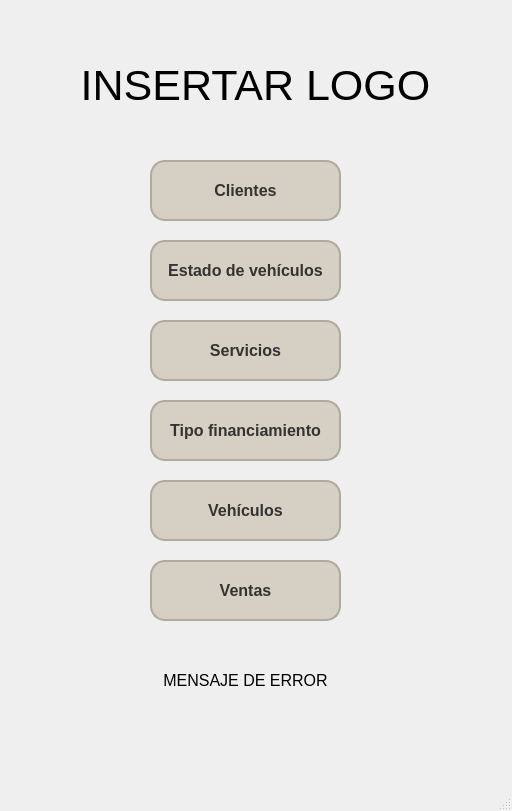
This is src/gui/inicio.ui in GabrielTrejo1/Prueba as Qt 5 draws it before an edit. The edited form follows.
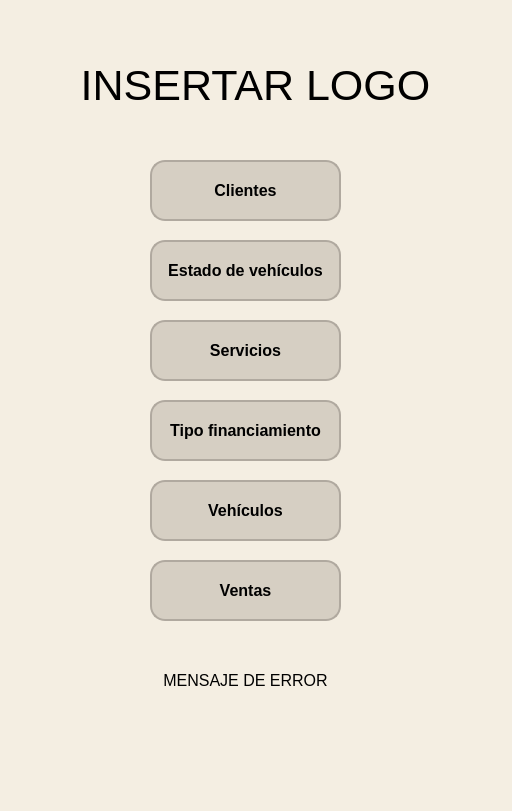
This is the edited form.

Commit message: Alternativas GUI Cliente_2 y Inicio_2

Patch:
```diff
--- a/src/gui/inicio.ui
+++ b/src/gui/inicio.ui
@@ -14,37 +14,11 @@
    <string>Inicio</string>
   </property>
   <property name="styleSheet">
-   <string notr="true">
-    background-color: #f4eee2; /* Color de fondo de la ventana principal */
-
-
-QPushButton {
-    background-color: #d6cfc3; /* Color de fondo del botón */
-    border: 2px solid #b0a99f; /* Color y grosor del borde */
-    border-radius: 15px; /* Bordes redondeados */
-    padding: 10px; /* Espaciado interno */
-    font-size: 16px; /* Tamaño de la fuente */
-    color: #333; /* Color del texto */
-    text-align: center; /* Centrar texto */
-    transition: background-color 0.3s; /* Transición suave para el hover */
-}
-
-QPushButton:hover {
-    background-color: #c1b1a4; /* Color de fondo al pasar el mouse */
-}
-</string>
+   <string notr="true">background-color: rgb(244, 238, 226);</string>
   </property>
   <widget class="QWidget" name="centralwidget">
    <property name="styleSheet">
-    <string notr="true">QMainWindow {
-    background: qlineargradient(
-        x1: 0, y1: 0, x2: 1, y2: 1,
-        stop: 0 #f4eee2, 
-        stop: 1 #d6cfc3
-    ); /* Gradiente de fondo */
-    border: 2px solid #b0a99f; /* Borde alrededor de la ventana */
-    border-radius: 10px; /* Bordes redondeados de la ventana */
-}</string>
+    <string notr="true"/>
    </property>
    <widget class="QPushButton" name="btnClientes">
     <property name="enabled">
@@ -60,14 +34,9 @@
     </property>
     <property name="font">
      <font>
-      <pointsize>-1</pointsize>
+      <pointsize>12</pointsize>
       <weight>75</weight>
-      <italic>false</italic>
       <bold>true</bold>
-      <underline>false</underline>
-      <strikeout>false</strikeout>
-      <stylestrategy>PreferDefault</stylestrategy>
-      <kerning>true</kerning>
      </font>
     </property>
     <property name="cursor">
@@ -78,14 +47,10 @@
     </property>
     <property name="styleSheet">
      <string notr="true">QPushButton {
-    background-color: #d6cfc3; /* Nuevo color de fondo del botón */
-    border: 2px solid #b0a99f; /* Color y grosor del borde */
-    border-radius: 15px; /* Bordes redondeados */
-    padding: 10px; /* Espaciado interno */
-    font-size: 16px; /* Tamaño de la fuente */
-    color: #333; /* Color del texto */
-    text-align: center; /* Centrar texto */
-    transition: background-color 0.3s; /* Transición suave para el hover */
+    background-color: #d6cfc3;
+    border: 2px solid #b0a99f;
+    border-radius: 15px;
+    padding: 10px;
 }
 
 QPushButton:hover {
@@ -121,14 +86,9 @@
     </property>
     <property name="font">
      <font>
-      <pointsize>-1</pointsize>
+      <pointsize>12</pointsize>
       <weight>75</weight>
-      <italic>false</italic>
       <bold>true</bold>
-      <underline>false</underline>
-      <strikeout>false</strikeout>
-      <stylestrategy>PreferDefault</stylestrategy>
-      <kerning>true</kerning>
      </font>
     </property>
     <property name="cursor">
@@ -139,14 +99,10 @@
     </property>
     <property name="styleSheet">
      <string notr="true">QPushButton {
-    background-color: #d6cfc3; /* Nuevo color de fondo del botón */
-    border: 2px solid #b0a99f; /* Color y grosor del borde */
-    border-radius: 15px; /* Bordes redondeados */
-    padding: 10px; /* Espaciado interno */
-    font-size: 16px; /* Tamaño de la fuente */
-    color: #333; /* Color del texto */
-    text-align: center; /* Centrar texto */
-    transition: background-color 0.3s; /* Transición suave para el hover */
+    background-color: #d6cfc3;
+    border: 2px solid #b0a99f;
+    border-radius: 15px;
+    padding: 10px;
 }
 
 QPushButton:hover {
@@ -175,14 +131,9 @@
     </property>
     <property name="font">
      <font>
-      <pointsize>-1</pointsize>
+      <pointsize>12</pointsize>
       <weight>75</weight>
-      <italic>false</italic>
       <bold>true</bold>
-      <underline>false</underline>
-      <strikeout>false</strikeout>
-      <stylestrategy>PreferDefault</stylestrategy>
-      <kerning>true</kerning>
      </font>
     </property>
     <property name="cursor">
@@ -193,14 +144,10 @@
     </property>
     <property name="styleSheet">
      <string notr="true">QPushButton {
-    background-color: #d6cfc3; /* Nuevo color de fondo del botón */
-    border: 2px solid #b0a99f; /* Color y grosor del borde */
-    border-radius: 15px; /* Bordes redondeados */
-    padding: 10px; /* Espaciado interno */
-    font-size: 16px; /* Tamaño de la fuente */
-    color: #333; /* Color del texto */
-    text-align: center; /* Centrar texto */
-    transition: background-color 0.3s; /* Transición suave para el hover */
+    background-color: #d6cfc3;
+    border: 2px solid #b0a99f;
+    border-radius: 15px;
+    padding: 10px;
 }
 
 QPushButton:hover {
@@ -229,14 +176,9 @@
     </property>
     <property name="font">
      <font>
-      <pointsize>-1</pointsize>
+      <pointsize>12</pointsize>
       <weight>75</weight>
-      <italic>false</italic>
       <bold>true</bold>
-      <underline>false</underline>
-      <strikeout>false</strikeout>
-      <stylestrategy>PreferDefault</stylestrategy>
-      <kerning>true</kerning>
      </font>
     </property>
     <property name="cursor">
@@ -247,14 +189,10 @@
     </property>
     <property name="styleSheet">
      <string notr="true">QPushButton {
-    background-color: #d6cfc3; /* Nuevo color de fondo del botón */
-    border: 2px solid #b0a99f; /* Color y grosor del borde */
-    border-radius: 15px; /* Bordes redondeados */
-    padding: 10px; /* Espaciado interno */
-    font-size: 16px; /* Tamaño de la fuente */
-    color: #333; /* Color del texto */
-    text-align: center; /* Centrar texto */
-    transition: background-color 0.3s; /* Transición suave para el hover */
+    background-color: #d6cfc3;
+    border: 2px solid #b0a99f;
+    border-radius: 15px;
+    padding: 10px;
 }
 
 QPushButton:hover {
@@ -283,14 +221,9 @@
     </property>
     <property name="font">
      <font>
-      <pointsize>-1</pointsize>
+      <pointsize>12</pointsize>
       <weight>75</weight>
-      <italic>false</italic>
       <bold>true</bold>
-      <underline>false</underline>
-      <strikeout>false</strikeout>
-      <stylestrategy>PreferDefault</stylestrategy>
-      <kerning>true</kerning>
      </font>
     </property>
     <property name="cursor">
@@ -301,14 +234,10 @@
     </property>
     <property name="styleSheet">
      <string notr="true">QPushButton {
-    background-color: #d6cfc3; /* Nuevo color de fondo del botón */
-    border: 2px solid #b0a99f; /* Color y grosor del borde */
-    border-radius: 15px; /* Bordes redondeados */
-    padding: 10px; /* Espaciado interno */
-    font-size: 16px; /* Tamaño de la fuente */
-    color: #333; /* Color del texto */
-    text-align: center; /* Centrar texto */
-    transition: background-color 0.3s; /* Transición suave para el hover */
+    background-color: #d6cfc3;
+    border: 2px solid #b0a99f;
+    border-radius: 15px;
+    padding: 10px;
 }
 
 QPushButton:hover {
@@ -337,14 +266,9 @@
     </property>
     <property name="font">
      <font>
-      <pointsize>-1</pointsize>
+      <pointsize>12</pointsize>
       <weight>75</weight>
-      <italic>false</italic>
       <bold>true</bold>
-      <underline>false</underline>
-      <strikeout>false</strikeout>
-      <stylestrategy>PreferDefault</stylestrategy>
-      <kerning>true</kerning>
      </font>
     </property>
     <property name="cursor">
@@ -355,14 +279,10 @@
     </property>
     <property name="styleSheet">
      <string notr="true">QPushButton {
-    background-color: #d6cfc3; /* Nuevo color de fondo del botón */
-    border: 2px solid #b0a99f; /* Color y grosor del borde */
-    border-radius: 15px; /* Bordes redondeados */
-    padding: 10px; /* Espaciado interno */
-    font-size: 16px; /* Tamaño de la fuente */
-    color: #333; /* Color del texto */
-    text-align: center; /* Centrar texto */
-    transition: background-color 0.3s; /* Transición suave para el hover */
+    background-color: #d6cfc3;
+    border: 2px solid #b0a99f;
+    border-radius: 15px;
+    padding: 10px; 
 }
 
 QPushButton:hover {
```
Left out of the diff: 12 changed lines with no effect on the pictures. The commit also changes 10 other files.
